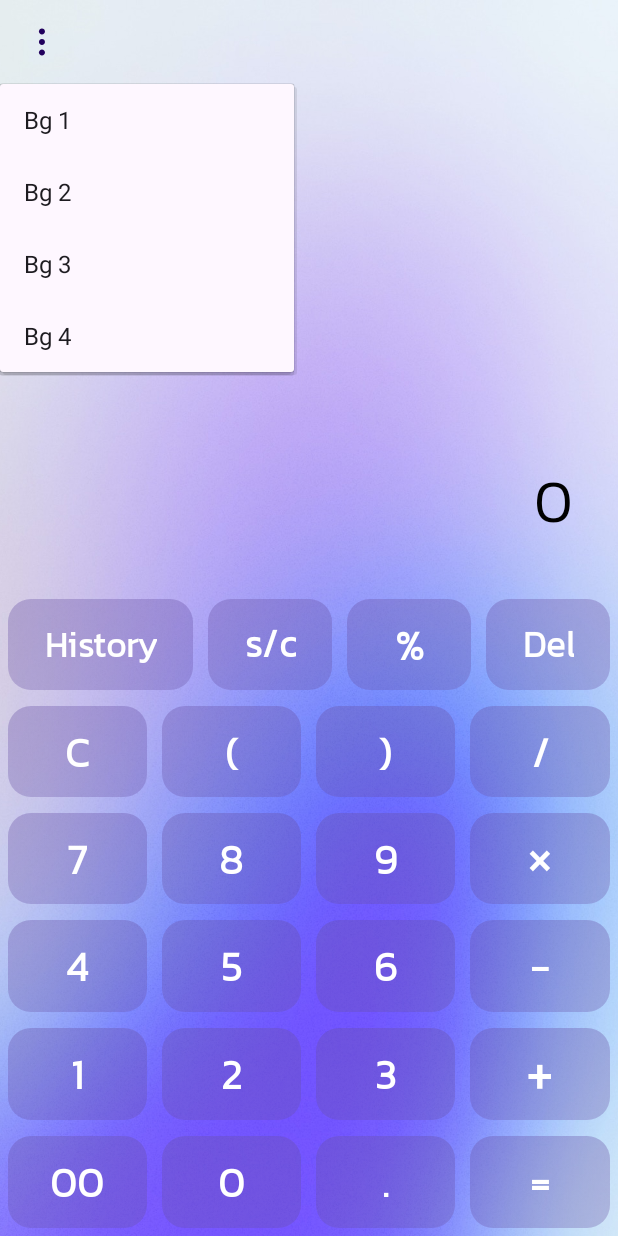
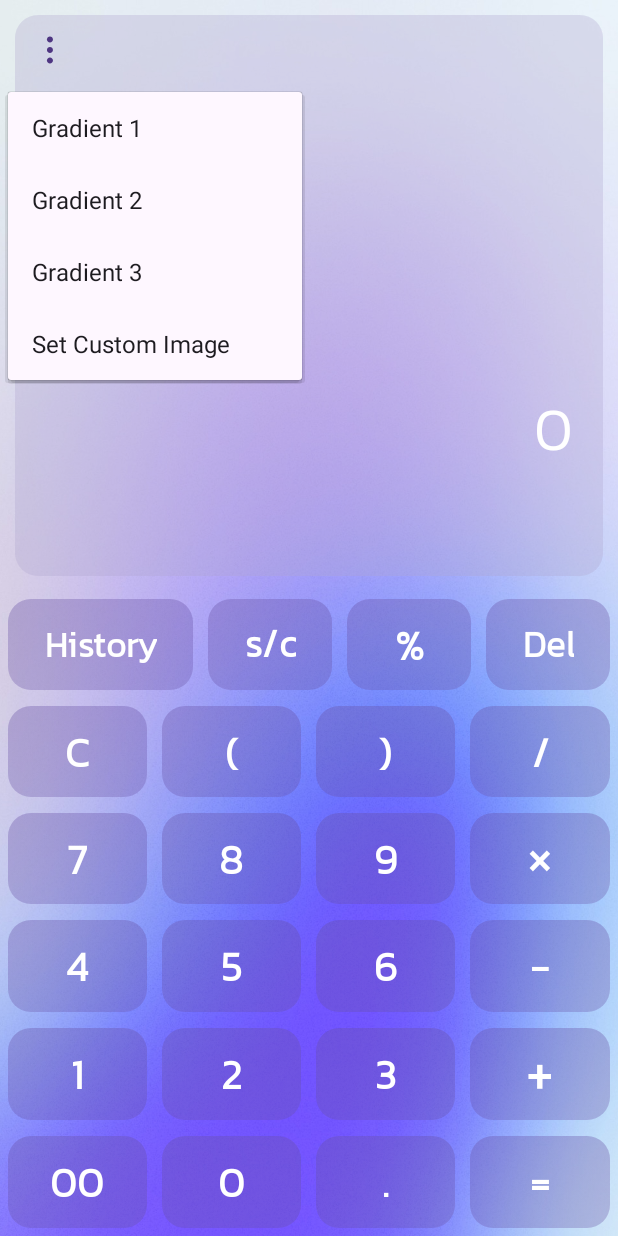
Before and after one commit to benedicti0n/AppDev-Projects, an Android app: the screen it shows after launch (MainActivity), after a tap on an icon or button, on a phone screen of 412 x 824 dp. Run offline under Robolectric (Android 15) with nearby library versions, the phone set to English and light mode, and no system bars; libraries missing offline, so code that uses them is left out: com.github.dhaval2404.imagepicker; plain views replace BlurLayout.

Commit message:
Feat.: Wallpapers set permanently(even after app reopen)

```diff
--- a/Calculator/app/build.gradle
+++ b/Calculator/app/build.gradle
@@ -51,5 +51,6 @@ dependencies {
     implementation 'io.alterac.blurkit:blurkit:1.1.0'
     implementation 'com.github.Dimezis:BlurView:version-2.0.3'
     implementation 'net.objecthunter:exp4j:0.4.8'
+    implementation 'com.github.dhaval2404:imagepicker:2.1'
 
 }
--- a/Calculator/app/src/main/AndroidManifest.xml
+++ b/Calculator/app/src/main/AndroidManifest.xml
@@ -1,6 +1,12 @@
 <?xml version="1.0" encoding="utf-8"?>
 <manifest xmlns:android="http://schemas.android.com/apk/res/android"
     xmlns:tools="http://schemas.android.com/tools">
+
+    <uses-permission android:name="android.permission.READ_EXTERNAL_STORAGE"
+        android:maxSdkVersion="32" />
+    <uses-permission android:name="android.permission.WRITE_EXTERNAL_STORAGE"
+        android:maxSdkVersion="32" />
+
 
     <application
         android:allowBackup="true"
--- /dev/null
+++ b/Calculator/app/src/main/res/drawable/formulagradient.xml
@@ -0,0 +1,9 @@
+<?xml version="1.0" encoding="UTF-8"?>
+<shape xmlns:android="http://schemas.android.com/apk/res/android" android:id="@+id/listview_background_shape">
+    <padding android:left="2dp"
+        android:top="2dp"
+        android:right="2dp"
+        android:bottom="2dp" />
+    <corners android:bottomLeftRadius="0dp" android:bottomRightRadius="0dp" android:topLeftRadius="15dp" android:topRightRadius="15dp"/>
+    <solid android:color="#52AFA4CD" />
+</shape>
--- /dev/null
+++ b/Calculator/app/src/main/res/drawable/resultgradient.xml
@@ -0,0 +1,9 @@
+<?xml version="1.0" encoding="UTF-8"?>
+<shape xmlns:android="http://schemas.android.com/apk/res/android" android:id="@+id/listview_background_shape">
+    <padding android:left="2dp"
+        android:top="2dp"
+        android:right="2dp"
+        android:bottom="2dp" />
+    <corners android:bottomLeftRadius="15dp" android:bottomRightRadius="15dp" android:topLeftRadius="0dp" android:topRightRadius="0dp"/>
+    <solid android:color="#52AFA4CD" />
+</shape>
--- a/Calculator/app/src/main/res/layout/activity_main.xml
+++ b/Calculator/app/src/main/res/layout/activity_main.xml
@@ -10,9 +10,9 @@
     <ImageView
         android:layout_width="match_parent"
         android:layout_height="match_parent"
-        android:src="@drawable/bg1"
         android:id="@+id/backgroundImage"
         android:scaleType="centerCrop"
+        android:src="@drawable/bg1"
         tools:ignore="ContentDescription" />
 
 <!--        <RelativeLayout-->
@@ -35,6 +35,8 @@
             android:layout_height="wrap_content"
             android:layout_alignParentTop="true"
             android:layout_alignParentStart="true"
+            android:layout_marginStart="5dp"
+            android:layout_marginTop="5dp"
             android:elevation="0dp"
             android:src="@drawable/dot"
             app:backgroundTint="@android:color/transparent"
@@ -49,9 +51,11 @@
     <LinearLayout
         android:id="@+id/display"
         android:layout_width="match_parent"
-        android:layout_height="220dp"
+        android:layout_height="match_parent"
         android:layout_above="@+id/keypad"
-        android:layout_marginBottom="0dp"
+        android:layout_gravity="center_vertical"
+        android:layout_alignParentStart="true"
+        android:layout_alignParentTop="true"
         android:orientation="vertical"
         android:padding="@dimen/layoutPadding">
 
@@ -59,27 +63,30 @@
         <TextView
             android:id="@+id/formula"
             android:layout_width="match_parent"
-            android:layout_height="@dimen/textViewHeight"
+            android:layout_height="wrap_content"
+            android:background="@drawable/formulagradient"
             android:fontFamily="@font/kanitlight"
             android:gravity="end|center"
+            android:layout_weight="1"
             android:padding="@dimen/textPadding"
             android:scrollHorizontally="true"
             android:text="@string/formula"
-            android:textColor="@color/black"
+            android:textColor="@color/white"
             android:textSize="@dimen/formulaTextSize"
             tools:ignore="SpeakableTextPresentCheck" />
 
         <TextView
             android:id="@+id/output"
             android:layout_width="match_parent"
-            android:layout_height="@dimen/textViewHeight"
+            android:layout_height="wrap_content"
+            android:background="@drawable/resultgradient"
             android:fontFamily="@font/kanitlight"
             android:gravity="end|center"
             android:padding="@dimen/textPadding"
+            android:layout_weight="1"
             android:scrollHorizontally="true"
-
             android:text="@string/result"
-            android:textColor="@color/black"
+            android:textColor="@color/white"
             android:textSize="@dimen/resultTextSize" />
     </LinearLayout>
 
--- a/Calculator/app/src/main/res/values/strings.xml
+++ b/Calculator/app/src/main/res/values/strings.xml
@@ -27,8 +27,8 @@
     <string name="scientific">s/c</string>
     <string name="percentage">%</string>
     <string name="backspace">Del</string>
-    <string name="bg_1">Bg 1</string>
-    <string name="bg_2">Bg 2</string>
-    <string name="bg_3">Bg 3</string>
-    <string name="bg_4">Bg 4</string>
+    <string name="bg_1">Gradient 1</string>
+    <string name="bg_2">Gradient 2</string>
+    <string name="bg_3">Gradient 3</string>
+    <string name="bg_4">Set Custom Image</string>
 </resources>
```
Also changed, not shown: Calculator/app/src/main/java/com/example/calculator/MainActivity.kt (+162 -17 lines), Calculator/app/src/main/res/drawable/bg2.png, Calculator/app/src/main/res/drawable/bg3.png, 1 other file.
